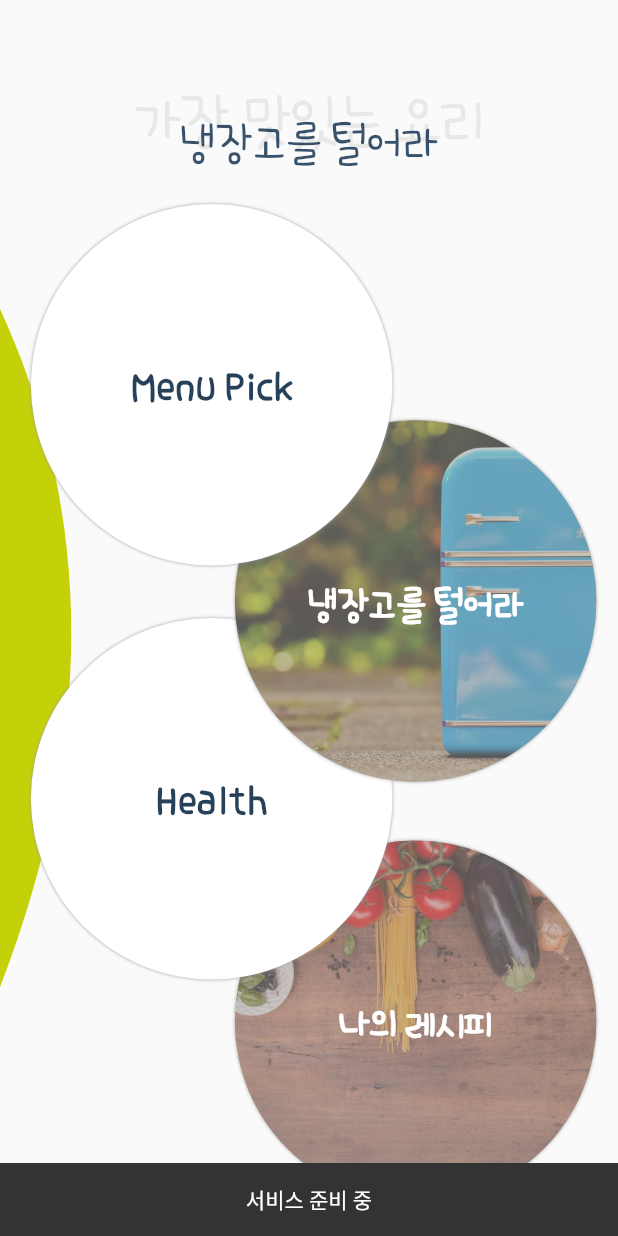
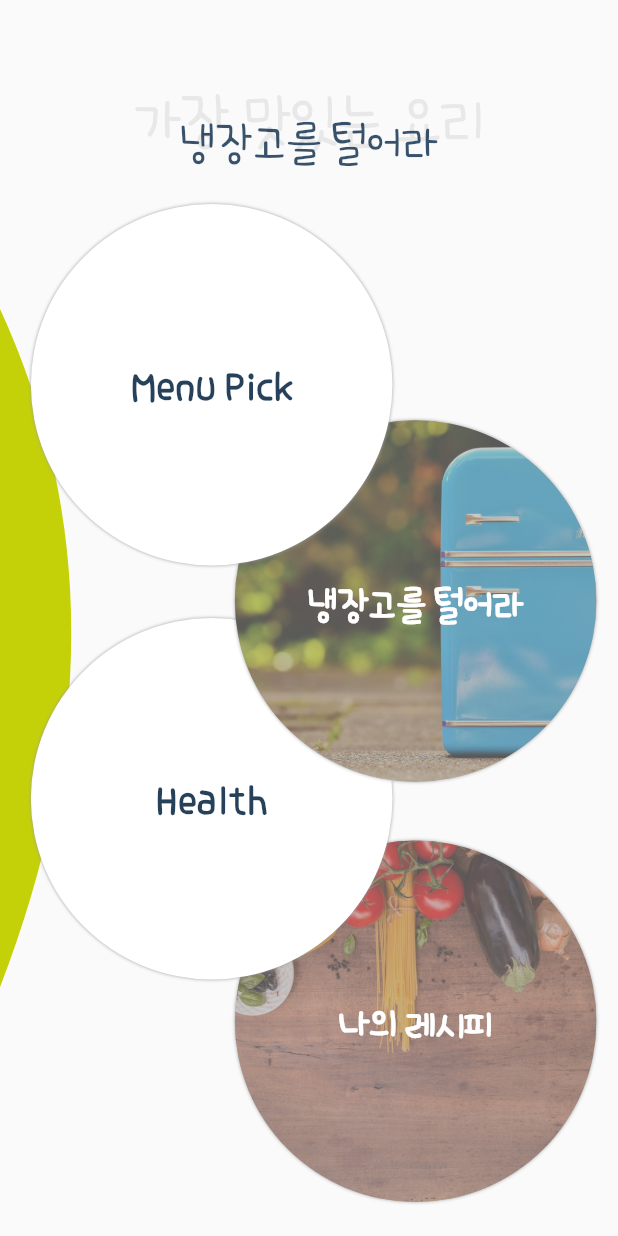
Before and after one commit to disco87/flutter, a Flutter app: the screen it shows after launch, after a tap on "나의 레시피", on a phone screen of 412 x 824 dp. Run offline on Flutter 3.47's test engine with Material 2 defaults, Android fonts, the phone set to English and light mode, and no system bars; our stand-ins replace sqflite, webview_flutter; missing offline and left inert: animator; accounts and stored records are empty.

Commit message:
Update menu.dart

```diff
--- a/footsaerch/lib/menu.dart
+++ b/footsaerch/lib/menu.dart
@@ -104,14 +104,15 @@ class _MainMenuState extends State<MainMenu> {
             ),
             onPressed: () {
               print(4);
+              Navigator.pushNamed(context, '/recipe');
 
-              _scaffoldKey.currentState.showSnackBar(SnackBar(
-                content: Text(
-                  '서비스 준비 중',
-                  textAlign: TextAlign.center,
-                ),
-                duration: Duration(seconds: 1),
-              ));
+//              _scaffoldKey.currentState.showSnackBar(SnackBar(
+//                content: Text(
+//                  '서비스 준비 중',
+//                  textAlign: TextAlign.center,
+//                ),
+//                duration: Duration(seconds: 1),
+//              ));
             },
           ),
           CircleButton(
```
